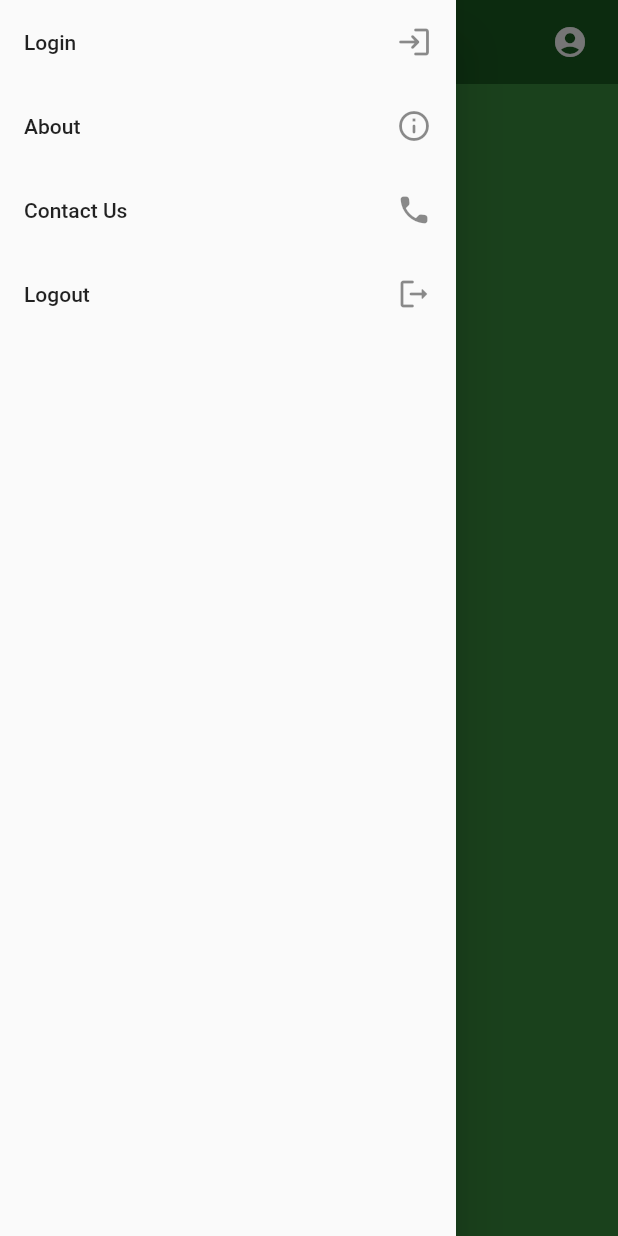
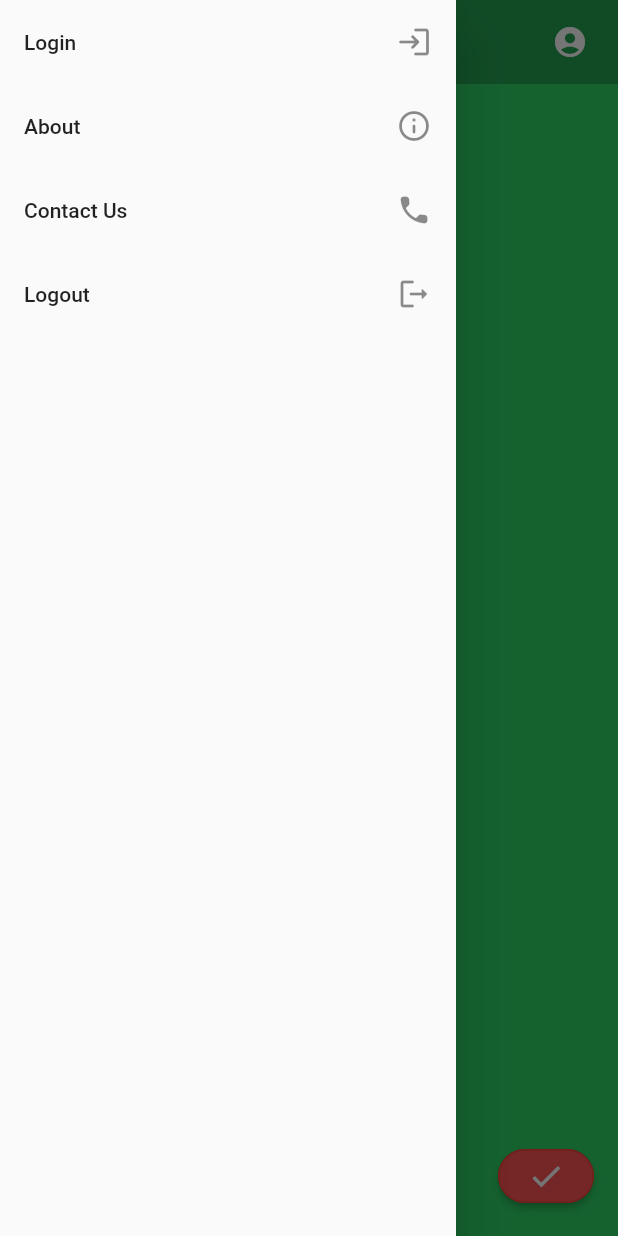
Before and after one commit to prasad1909/Flutter-Grocery-Store, a Flutter app: the Cart screen opened directly, with the side drawer open, on a phone screen of 412 x 824 dp. Run offline on Flutter 3.47's test engine with Material 2 defaults, Android fonts, the phone set to English and light mode, and no system bars; our stand-ins replace shared_preferences; accounts and stored records are empty.

Commit message:
updated cart

```diff
--- a/Frontend/grocery_frontend/lib/cart.dart
+++ b/Frontend/grocery_frontend/lib/cart.dart
@@ -1,5 +1,6 @@
 import 'package:flutter/material.dart';
 import 'package:shared_preferences/shared_preferences.dart';
+import 'cartcard.dart';
 
 class Cart extends StatelessWidget {
   Future<SharedPreferences> _prefs = SharedPreferences.getInstance();
@@ -10,13 +11,15 @@ class Cart extends StatelessWidget {
     cart = await preferences.getKeys();
     var list = <Widget> [];
     for (var item in cart) {
-      list.add(Text(item));
+      print(item);
+      var properties = await preferences.getStringList(item);
+      list.add(CartCard(item,properties?[2],properties?[0]));
     }
     return Column(children: list,);
   }
   @override
   Widget build(BuildContext context) {
-    return Scaffold(backgroundColor: Colors.green[700],
+    return Scaffold(backgroundColor: Color(0xFF2ED566),
       drawer: Drawer(
           child : ListView(
             children: <Widget>[
@@ -53,7 +56,7 @@ class Cart extends StatelessWidget {
       appBar: AppBar(
         title: Text('G', style: TextStyle(fontWeight: FontWeight.bold)),
         centerTitle: true,
-        backgroundColor: Colors.green[900],
+        backgroundColor: Color(0xFF24A352),
         elevation: 0.0,
         actions: <Widget>[
 
@@ -68,7 +71,7 @@ class Cart extends StatelessWidget {
           ),
         ],
       ),
-      body: FutureBuilder(future: getCart(),
+      body: SingleChildScrollView(child: FutureBuilder(future: getCart(),
           builder: (BuildContext context, AsyncSnapshot snapshot) {
             if (snapshot.hasData) {
               return snapshot.data;
@@ -82,7 +85,30 @@ class Cart extends StatelessWidget {
               );
             }
           }
+      ),),
+      floatingActionButton: Container(
+        decoration: BoxDecoration(
+          borderRadius: BorderRadius.circular(20),
+
+        ),
+        child: ElevatedButton(
+          style: ButtonStyle(
+            backgroundColor: MaterialStateProperty.all(Colors.redAccent),
+              shape: MaterialStateProperty.all<RoundedRectangleBorder>
+              (
+                  RoundedRectangleBorder
+                  (
+                      borderRadius: BorderRadius.circular(20),
+                      side: BorderSide(color: Colors.red)
+                  )
+              )
+          ),
+          onPressed: () {},
+          child: Icon(Icons.check_sharp, size:25 ,),
+
+        ),
       ),
+
     );
 
   }
--- a/Frontend/grocery_frontend/lib/productCard.dart
+++ b/Frontend/grocery_frontend/lib/productCard.dart
@@ -11,9 +11,9 @@ class ProductCard extends StatelessWidget {
   Future<SharedPreferences> _prefs = SharedPreferences.getInstance();
   var cart;
 
-  Future<void> addToCart(nameItem, price, quantity) async {
+  Future<void> addToCart(nameItem, price, quantity, image) async {
     SharedPreferences preferences = await _prefs;
-    await preferences.setStringList(nameItem, [price, quantity]);
+    await preferences.setStringList(nameItem, [price, quantity,image]);
     cart = await preferences.getKeys();
     print(cart.length);
     for (var item in cart) {
@@ -78,7 +78,7 @@ class ProductCard extends StatelessWidget {
                       ElevatedButton(
                         onPressed: () async {
                           await addToCart(
-                              this.title, this.price.toString(), "1");
+                              this.title, this.price.toString(), "1",this.image);
                         },
                         child: Icon(
                           Icons.add_shopping_cart_rounded,
```
Also changed, not shown: Frontend/grocery_frontend/lib/cartcard.dart (+45 -1 lines).
